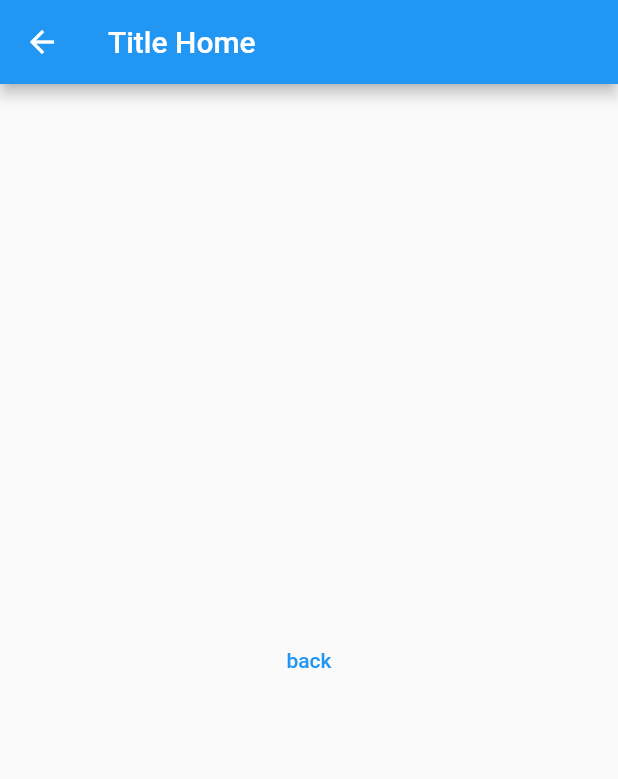
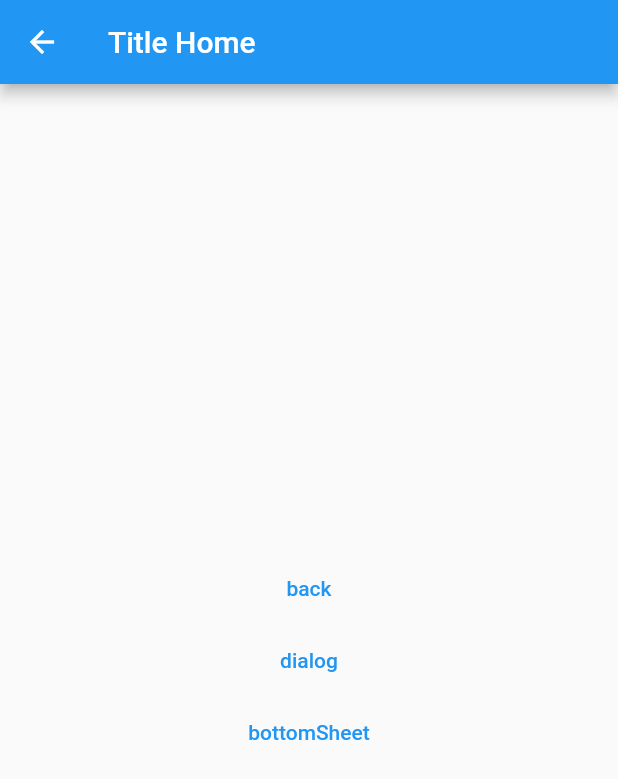
Before and after one commit to moh-abdullah-it/app_features, a Flutter app: the screen it shows after launch, on a phone screen of 412 x 824 dp. Shown: the top 779 px of the screen. Run offline on Flutter 3.47's test engine with Material 2 defaults, Android fonts, the phone set to English and light mode, and no system bars; our stand-ins replace go_router.

Commit message:
[MOD]: modify dialog and bottomSheet With go router as a pages

```diff
--- a/example/lib/features/home/home_feature.dart
+++ b/example/lib/features/home/home_feature.dart
@@ -1,5 +1,6 @@
-
 import 'package:app_features/app_features.dart';
+import 'package:example/features/home/pages/test_bottom_sheet_page.dart';
+import 'package:example/features/home/pages/test_dialog_page.dart';
 
 import 'home_page.dart';
 
@@ -12,12 +13,33 @@ class HomeFeature extends Feature{
   @override
   String get name => '/home';
 
+  String get dialog => '/home/testDialog';
+
+  String get bottomSheet => '/home/testBottomSheet';
+
   @override
   List<GoRoute> get routes => [
     GoRoute(
         path: name,
         name: name,
-        builder: (_, __) => const HomePage())
+        builder: (_, __) => const HomePage(),),
+    GoRoute(
+        path: dialog,
+        name: dialog,
+        pageBuilder: (context, state) => DialogPage(
+            page: const TestDialogPage(),
+          key: state.pageKey
+        )
+    ),
+    GoRoute(
+        path: bottomSheet,
+        name: bottomSheet,
+        pageBuilder: (context, state) => BottomSheetPage(
+            page: const TestBottomSheetPage(),
+          key: state.pageKey
+        )
+    ),
   ];
-
+   void openDialog() => push(name: dialog);
+   void openBottomSheet() => push(name: bottomSheet);
 }
--- a/example/lib/features/home/home_page.dart
+++ b/example/lib/features/home/home_page.dart
@@ -1,4 +1,5 @@
 import 'package:app_features/app_features.dart';
+import 'package:example/features/home/home_feature.dart';
 import 'package:flutter/material.dart';
 
 class HomePage extends StatelessWidget {
@@ -10,11 +11,23 @@ class HomePage extends StatelessWidget {
       appBar: AppBar(
         title: const Text('Title Home'),
       ),
-      body: Center(
-        child: TextButton(
-          onPressed: () => AppFeatures.pop(),
-          child: const Text('back'),
-        ),
+      body: Column(
+        mainAxisAlignment: MainAxisAlignment.center,
+        crossAxisAlignment: CrossAxisAlignment.stretch,
+        children: [
+          TextButton(
+            onPressed: () => AppFeatures.pop(),
+            child: const Text('back'),
+          ),
+          TextButton(
+            onPressed: () => AppFeatures.get<HomeFeature>().openDialog(),
+            child: const Text('dialog'),
+          ),
+          TextButton(
+            onPressed: () => AppFeatures.get<HomeFeature>().openBottomSheet(),
+            child: const Text('bottomSheet'),
+          ),
+        ],
       )
     );
   }
--- a/lib/app_features.dart
+++ b/lib/app_features.dart
@@ -1,5 +1,7 @@
 library app_features;
 
 export 'package:go_router/go_router.dart';
+export 'src/pages/bottom_sheet_page.dart';
+export 'src/pages/dialog_page.dart';
 export 'src/app_features.dart';
 export 'src/feature.dart';
--- /dev/null
+++ b/lib/src/pages/bottom_sheet_page.dart
@@ -0,0 +1,19 @@
+import 'package:flutter/material.dart';
+
+class BottomSheetPage<T> extends Page<T> {
+  final Widget? page;
+  final BottomSheet? bottomSheet;
+  final VoidCallback? onClosing;
+
+  const BottomSheetPage({this.bottomSheet, this.page, this.onClosing, super.key});
+
+  @override
+  Route<T> createRoute(BuildContext context) => ModalBottomSheetRoute(
+    settings: this,
+    builder: (context) => bottomSheet ?? BottomSheet(
+      builder: (_) => SafeArea(child: page ?? const SizedBox()),
+      onClosing: onClosing ?? () => {},
+    ),
+    isScrollControlled: true,
+  );
+}
--- /dev/null
+++ b/lib/src/pages/dialog_page.dart
@@ -0,0 +1,18 @@
+import 'package:flutter/material.dart';
+
+class DialogPage<T> extends Page<T> {
+  final Widget? page;
+  final Dialog? dialog;
+  final VoidCallback? onClosing;
+
+  const DialogPage({this.dialog, this.page, this.onClosing, super.key});
+
+  @override
+  Route<T> createRoute(BuildContext context) => DialogRoute(
+    settings: this,
+    builder: (context) => dialog ?? Dialog(
+      child: page,
+    ),
+    context: context,
+  );
+}
--- a/pubspec.yaml
+++ b/pubspec.yaml
@@ -4,13 +4,13 @@ version: 0.0.1
 homepage: https://github.com/moh-abdullah-it/app_features
 
 environment:
-  sdk: '>=2.19.6 <3.0.0'
-  flutter: ">=1.17.0"
+  sdk: '>=3.0.0 <4.0.0'
+  flutter: ">=3.10.0"
 
 dependencies:
   flutter:
     sdk: flutter
-  go_router: ^7.0.0
+  go_router: ^7.0.1
 
 dev_dependencies:
   flutter_test:
```
Also changed, not shown: example/lib/features/home/pages/test_bottom_sheet_page.dart (added, +13 -0 lines), example/lib/features/home/pages/test_dialog_page.dart (added, +13 -0 lines), example/pubspec.lock, 3 other files.
